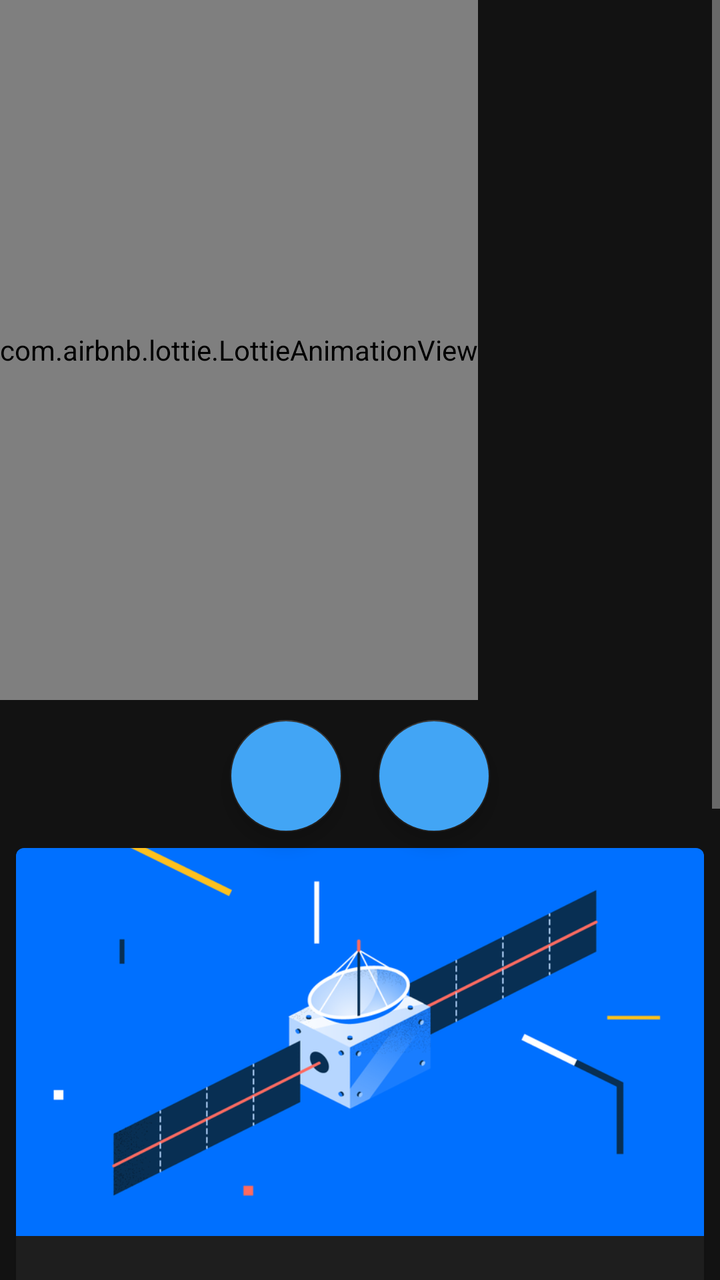
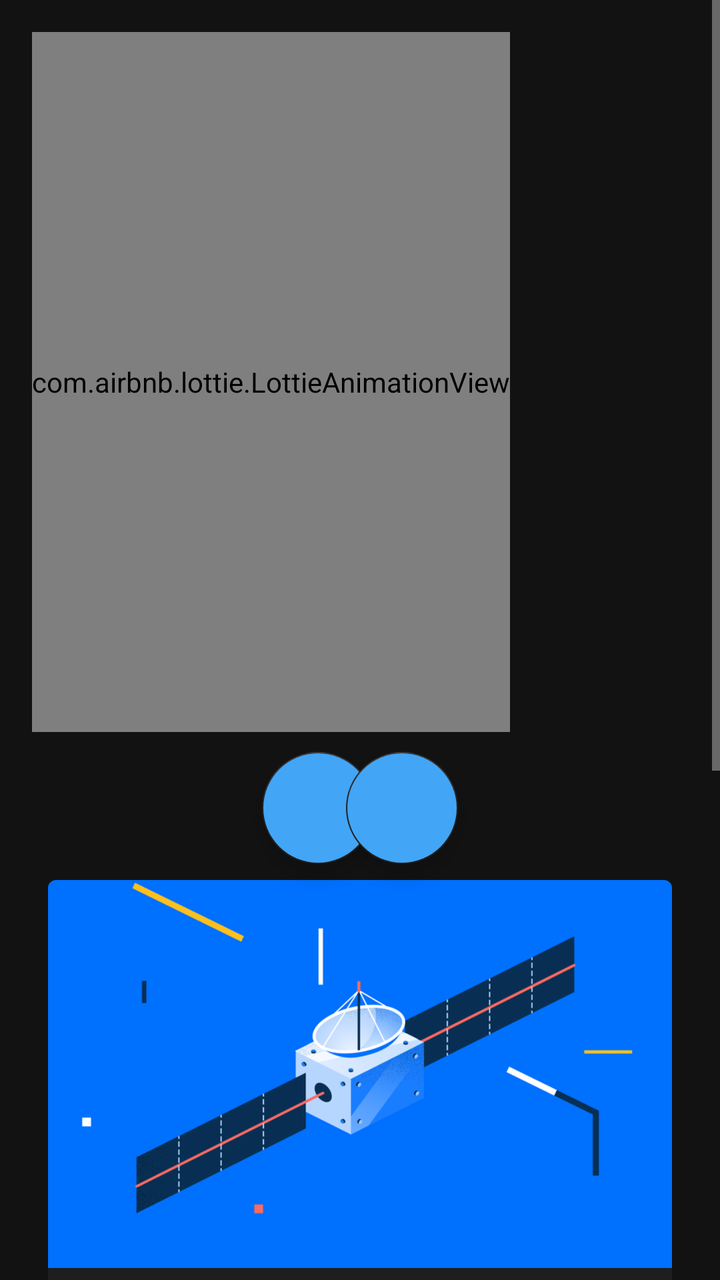

An Android layout rendered at two revisions. The XML below is the earlier revision; the diff shows what the commit changed to produce the second picture.
<!-- AndroidManifest.xml: application theme AppTheme -->
<!-- res/layout/frag_home.xml -->
<?xml version="1.0" encoding="utf-8"?>
<ScrollView android:layout_width="match_parent"
    android:layout_height="match_parent"
    xmlns:android="http://schemas.android.com/apk/res/android">
<RelativeLayout xmlns:android="http://schemas.android.com/apk/res/android"
    android:layout_width="match_parent"
    android:layout_height="match_parent"
    xmlns:app="http://schemas.android.com/apk/res-auto"
    android:backgroundTint="@color/transparent">

    <com.airbnb.lottie.LottieAnimationView
        android:id="@+id/animationView"
        android:layout_width="wrap_content"
        android:layout_height="350dp"
        app:lottie_autoPlay="true"
        app:lottie_loop="true"
        app:lottie_rawRes="@raw/animation" />
    <com.google.android.material.floatingactionbutton.FloatingActionButton
        android:id="@+id/openNasaBtn"
        android:layout_width="wrap_content"
        android:layout_height="wrap_content"

        android:layout_below="@id/animationView"

        android:layout_marginLeft="115dp"
        android:layout_marginTop="10dp"

        android:backgroundTint="@color/colorAccent"
        android:contentDescription="@string/launch"

        app:backgroundTint="@color/ic_orbital_background"
        app:icon="@drawable/ic_nasa_logo"
        app:iconTint="@color/colorPrimaryDark"
        app:rippleColor="@color/colorAccent"
        />

    <com.google.android.material.floatingactionbutton.FloatingActionButton
        android:id="@+id/openGitBtn"
        android:layout_width="wrap_content"
        android:layout_height="wrap_content"
        android:layout_alignParentEnd="true"
        android:layout_below="@id/animationView"

        android:layout_marginEnd="115dp"
        android:layout_marginTop="10dp"

        android:backgroundTint="@color/colorAccent"
        android:contentDescription="@string/launch"

        app:backgroundTint="@color/ic_orbital_background"
        app:icon="@drawable/ic_github_logo"
        app:iconTint="@color/colorPrimary"
        app:rippleColor="@color/colorAccent" />
    <com.google.android.material.card.MaterialCardView
        android:id="@+id/profcard"
        android:layout_width="match_parent"
        android:layout_height="wrap_content"
        android:layout_below="@id/openGitBtn"
        android:layout_margin="8dp">

        <LinearLayout
            android:layout_width="match_parent"
            android:layout_height="wrap_content"
            android:orientation="vertical">

            
            <ImageView
                android:layout_width="match_parent"
                android:layout_height="194dp"
                android:contentDescription="@string/content_description_media"
                android:scaleType="centerCrop"
                app:srcCompat="@drawable/bsat" />

            <LinearLayout
                android:layout_width="match_parent"
                android:layout_height="wrap_content"
                android:orientation="vertical"
                android:padding="16dp">

                
                <TextView
                    android:layout_width="wrap_content"
                    android:layout_height="wrap_content"
                    android:text="@string/profile"
                    android:textAppearance="?attr/textAppearanceHeadline6" />

                <TextView
                    android:layout_width="wrap_content"
                    android:layout_height="wrap_content"
                    android:layout_marginTop="8dp"
                    android:text="@string/welcome_to_you_profile"
                    android:textAppearance="?attr/textAppearanceBody2"
                    android:textColor="@color/colorAccent"
                    android:textSize="16sp" />

            </LinearLayout>

        </LinearLayout>

    </com.google.android.material.card.MaterialCardView>

    <com.google.android.material.card.MaterialCardView
        android:id="@+id/profcard2"
        android:layout_width="match_parent"
        android:layout_height="wrap_content"
        android:layout_below="@id/profcard"
        android:layout_margin="8dp">

        <LinearLayout
            android:layout_width="match_parent"
            android:layout_height="wrap_content"
            android:orientation="vertical">

            
            <ImageView
                android:layout_width="match_parent"
                android:layout_height="194dp"
                android:contentDescription="@string/content_description_media"
                android:scaleType="centerCrop"
                app:srcCompat="@drawable/bsat" />

            <LinearLayout
                android:layout_width="match_parent"
                android:layout_height="wrap_content"
                android:orientation="vertical"
                android:padding="16dp">

                
                <TextView
                    android:layout_width="wrap_content"
                    android:layout_height="wrap_content"
                    android:text="@string/profile"
                    android:textAppearance="?attr/textAppearanceHeadline6" />

                <TextView
                    android:layout_width="wrap_content"
                    android:layout_height="wrap_content"
                    android:layout_marginTop="8dp"
                    android:text="@string/welcome_to_you_profile"
                    android:textAppearance="?attr/textAppearanceBody2"
                    android:textColor="@color/colorAccent"
                    android:textSize="16sp" />

            </LinearLayout>

        </LinearLayout>

    </com.google.android.material.card.MaterialCardView>
</RelativeLayout>

</ScrollView>
<!-- resources referenced by this layout -->
<resources>
  <color name="colorAccent">#42A5F5</color>
  <color name="colorPrimary">#212121</color>
  <color name="colorPrimaryDark">#000000</color>
  <color name="ic_orbital_background">#212121</color>
  <color name="transparent">@android:color/transparent</color>
  <!-- drawable bsat: webp bitmap (drawable, 38086 bytes) -->
  <!-- drawable ic_github_logo: vector/xml drawable (drawable, 2590 chars, omitted) -->
  <!-- drawable ic_nasa_logo: vector/xml drawable (drawable, 13957 chars, omitted) -->
  <string name="content_description_media">Taken on:</string>
  <string name="launch">launch</string>
  <string name="profile">Profile</string>
  <string name="welcome_to_you_profile">Welcome to you Profile</string>
  <style name="AppTheme" parent="Theme.MaterialComponents">
          
          <item name="windowActionBar">true</item>
          <item name="colorPrimary">#212121</item>
          <item name="colorPrimaryDark">@color/colorPrimaryDark</item>
          <item name="colorAccent">#42A5F5</item>
      </style>
</resources>

<!-- the commit's change to res/layout/frag_home.xml (unified diff, before → after) -->
@@ -6,7 +6,8 @@
     android:layout_width="match_parent"
     android:layout_height="match_parent"
     xmlns:app="http://schemas.android.com/apk/res-auto"
-    android:backgroundTint="@color/transparent">
+    android:backgroundTint="@color/transparent"
+    android:padding="16dp">
 
     <com.airbnb.lottie.LottieAnimationView
         android:id="@+id/animationView"
@@ -15,6 +16,8 @@
         app:lottie_autoPlay="true"
         app:lottie_loop="true"
         app:lottie_rawRes="@raw/animation" />
+
+
     <com.google.android.material.floatingactionbutton.FloatingActionButton
         android:id="@+id/openNasaBtn"
         android:layout_width="wrap_content"
@@ -69,13 +72,17 @@
                 android:layout_height="194dp"
                 android:contentDescription="@string/content_description_media"
                 android:scaleType="centerCrop"
-                app:srcCompat="@drawable/bsat" />
+                app:srcCompat="@drawable/bsat">
+
+            </ImageView>
+
+
 
             <LinearLayout
                 android:layout_width="match_parent"
                 android:layout_height="wrap_content"
                 android:orientation="vertical"
-                android:padding="16dp">
+                android:padding="25dp">
 
                 
                 <TextView
@@ -117,7 +124,7 @@
                 android:layout_height="194dp"
                 android:contentDescription="@string/content_description_media"
                 android:scaleType="centerCrop"
-                app:srcCompat="@drawable/bsat" />
+                app:srcCompat="@drawable/homecore" />
 
             <LinearLayout
                 android:layout_width="match_parent"
<!-- resource entries referenced after the edit -->
@@ -6,6 +6,7 @@
   <color name="ic_orbital_background">#212121</color>
   <color name="transparent">@android:color/transparent</color>
   <!-- drawable bsat: webp bitmap (drawable, 38086 bytes) -->
+  <!-- drawable homecore: webp bitmap (drawable, 195516 bytes) -->
   <!-- drawable ic_github_logo: vector/xml drawable (drawable, 2590 chars, omitted) -->
   <!-- drawable ic_nasa_logo: vector/xml drawable (drawable, 13957 chars, omitted) -->
   <string name="content_description_media">Taken on:</string>
